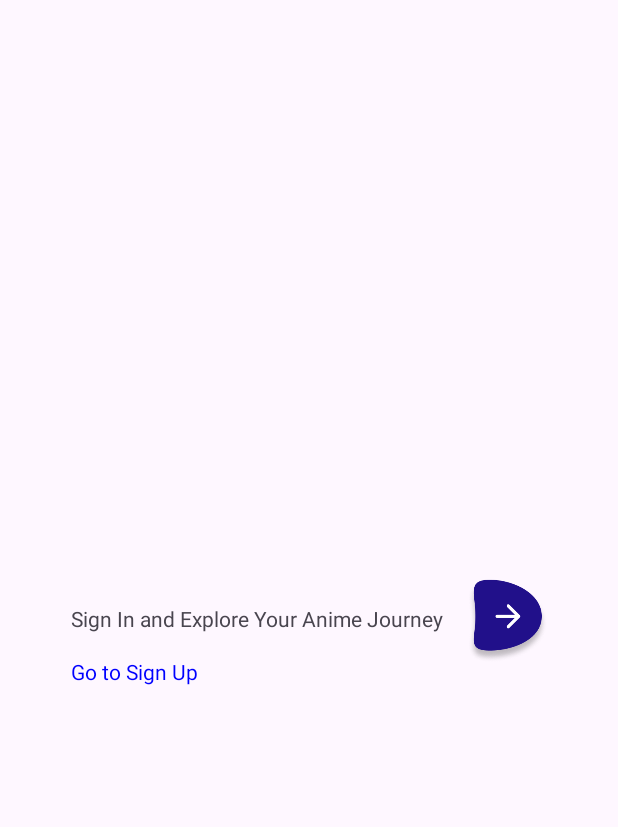
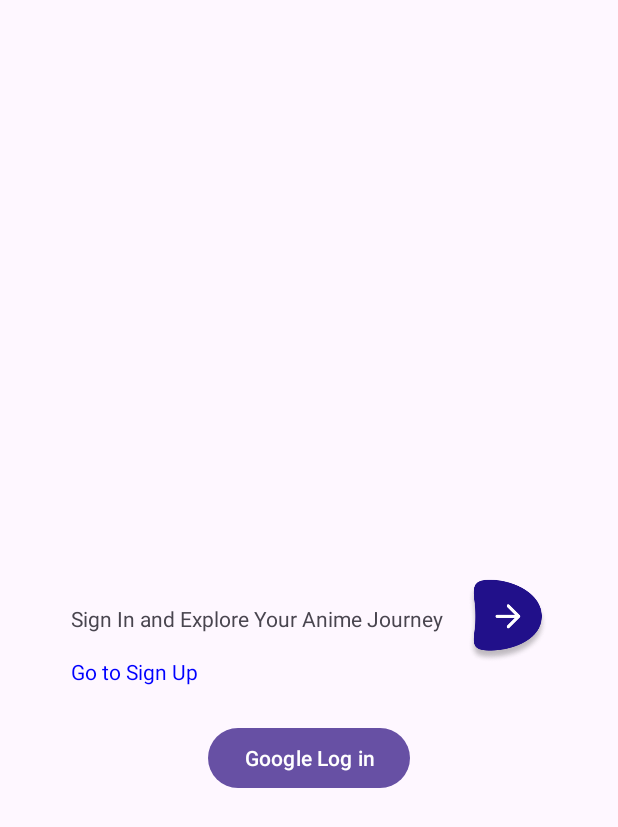
Before and after one commit to LynnT-2003/Lynnime-Animelist, an Android app: the SignInFragment screen opened through its navigation route, on a phone screen of 412 x 824 dp. Shown: the top 827 px of the screen. Run offline under Robolectric (Android 15) with nearby library versions, the phone set to English and light mode, and no system bars; our stand-ins replace Firebase (no records; nobody signed in at launch, a user with empty details on screens opened directly); 1 statement that could not run was skipped.

Commit message:
Feat: Implemented Google Sign-In Authentication w/ some minor UI updates.

```diff
--- a/app/build.gradle.kts
+++ b/app/build.gradle.kts
@@ -80,3 +80,5 @@ dependencies {
 
 
 }
+
+apply(plugin = "com.google.gms.google-services")
--- a/app/src/main/java/com/example/lynnime/fragments/OnboardingFragment.kt
+++ b/app/src/main/java/com/example/lynnime/fragments/OnboardingFragment.kt
@@ -11,28 +11,63 @@ import androidx.navigation.NavController
 import androidx.navigation.Navigation
 import com.example.lynnime.R
 import com.example.lynnime.databinding.FragmentOnboardingBinding
+import com.google.android.gms.auth.api.signin.GoogleSignIn
+import com.google.android.gms.auth.api.signin.GoogleSignInClient
+import com.google.android.gms.auth.api.signin.GoogleSignInOptions
+import com.google.firebase.auth.FirebaseAuth
 
 class OnboardingFragment : Fragment() {
 
     private lateinit var navControl: NavController
     private lateinit var binding: FragmentOnboardingBinding
 
+    // GAuth
+    private lateinit var mGoogleSignInClient: GoogleSignInClient
+    private lateinit var auth: FirebaseAuth
+
     override fun onCreateView(
         inflater: LayoutInflater, container: ViewGroup?,
         savedInstanceState: Bundle?
     ): View? {
         // Inflate the layout for this fragment
-        return inflater.inflate(R.layout.fragment_onboarding, container, false)
+        binding = FragmentOnboardingBinding.inflate(inflater, container, false)
+        return binding.root
     }
 
     override fun onViewCreated(view: View, savedInstanceState: Bundle?) {
         super.onViewCreated(view, savedInstanceState)
 
+        auth = FirebaseAuth.getInstance()
+
+        // Configure Google Sign-In
+        val gso = GoogleSignInOptions.Builder(GoogleSignInOptions.DEFAULT_SIGN_IN)
+            .requestIdToken("816051741160-ldep1jfcoe47eqanbqfd4m3ruvg62akn.apps.googleusercontent.com")
+            .requestEmail()
+            .build()
+
+        mGoogleSignInClient = GoogleSignIn.getClient(requireActivity(), gso)
+
         navControl = Navigation.findNavController(view)
 
-        Handler(Looper.myLooper()!!).postDelayed(Runnable {
+        checkCurrentUser()
+    }
+
+    private fun checkCurrentUser() {
+        val currentUser = auth.currentUser
+        if (currentUser != null) {
+
+            Handler(Looper.myLooper()!!).postDelayed(Runnable {
 //            navControl.navigate(R.id.action_onboardingFragment_to_signInFragment)
-            navControl.navigate(R.id.action_onboardingFragment_to_carouselFragment)
-        }, 2000)
+                navControl.navigate(R.id.action_onboardingFragment_to_homeFragment)
+            }, 2000)
+        } else {
+            // User is not signed in, stay on the onboarding screen or navigate to sign-in screen
+
+
+            Handler(Looper.myLooper()!!).postDelayed(Runnable {
+//            navControl.navigate(R.id.action_onboardingFragment_to_signInFragment)
+                navControl.navigate(R.id.action_onboardingFragment_to_carouselFragment)
+            }, 2000)
+        }
     }
 }
--- a/app/src/main/java/com/example/lynnime/fragments/SignInFragment.kt
+++ b/app/src/main/java/com/example/lynnime/fragments/SignInFragment.kt
@@ -1,48 +1,104 @@
 package com.example.lynnime.fragments
 
+import android.content.Intent
 import android.os.Bundle
-import androidx.fragment.app.Fragment
+import android.util.Log
 import android.view.LayoutInflater
 import android.view.View
 import android.view.ViewGroup
+import androidx.activity.result.ActivityResultLauncher
+import androidx.activity.result.contract.ActivityResultContracts
+import androidx.appcompat.app.AppCompatActivity
+import androidx.fragment.app.Fragment
 import androidx.navigation.NavController
 import androidx.navigation.Navigation
+import androidx.navigation.fragment.findNavController
 import com.example.lynnime.R
 import com.example.lynnime.databinding.FragmentSignInBinding
-
+import com.google.android.gms.auth.api.signin.GoogleSignIn
+import com.google.android.gms.auth.api.signin.GoogleSignInClient
+import com.google.android.gms.auth.api.signin.GoogleSignInOptions
+import com.google.android.gms.common.api.ApiException
+import com.google.firebase.auth.FirebaseAuth
+import com.google.firebase.auth.GoogleAuthProvider
 
 class SignInFragment : Fragment() {
 
+    private lateinit var binding: FragmentSignInBinding
     private lateinit var navControl: NavController
-    private lateinit var binding: FragmentSignInBinding
+    private lateinit var googleSignInClient: GoogleSignInClient
+    private lateinit var auth: FirebaseAuth
 
-    override fun onCreateView(
-        inflater: LayoutInflater, container: ViewGroup?,
-        savedInstanceState: Bundle?
-    ): View? {
-        // Inflate the layout for this fragment
+    private lateinit var googleSignInLauncher: ActivityResultLauncher<Intent>
+
+
+    override fun onCreateView(inflater: LayoutInflater, container: ViewGroup?, savedInstanceState: Bundle?): View {
         binding = FragmentSignInBinding.inflate(inflater, container, false)
         return binding.root
     }
 
     override fun onViewCreated(view: View, savedInstanceState: Bundle?) {
         super.onViewCreated(view, savedInstanceState)
-        init(view)
-        registerEvents()
-    }
+        auth = FirebaseAuth.getInstance()
 
-    private fun init(view: View) {
         navControl = Navigation.findNavController(view)
-    }
 
-    private fun registerEvents() {
+        // Configure Google Sign-In
+        val gso = GoogleSignInOptions.Builder(GoogleSignInOptions.DEFAULT_SIGN_IN)
+//            .requestIdToken("816051741160-ldep1jfcoe47eqanbqfd4m3ruvg62akn.apps.googleusercontent.com")
+            .requestIdToken(getString(R.string.default_web_client_id))
+            .requestEmail()
+            .build()
+
+        googleSignInClient = GoogleSignIn.getClient(requireActivity(), gso)
+
+        binding.btnGoogleSignIn.setOnClickListener {
+            signIn()
+        }
+
         binding.btnSignInToHome.setOnClickListener {
             navControl.navigate(R.id.action_signInFragment_to_homeFragment)
         }
 
-        binding.textViewSignIn.setOnClickListener {
+        binding.textViewSignUp.setOnClickListener {
             navControl.navigate(R.id.action_signInFragment_to_signUpFragment)
+        }
+
+        googleSignInLauncher = registerForActivityResult(ActivityResultContracts.StartActivityForResult()) { result ->
+            if (result.resultCode == AppCompatActivity.RESULT_OK) {
+                val task = GoogleSignIn.getSignedInAccountFromIntent(result.data)
+                try {
+                    val account = task.getResult(ApiException::class.java)
+                    firebaseAuthWithGoogle(account.idToken!!)
+                } catch (e: ApiException) {
+                    Log.e("SignInFragment", "Google sign-in failed", e)
+                }
+            } else {
+                Log.e("SignInFragment", "Google sign-in intent failed with result code: ${result.resultCode}")
+            }
+        }
+
+
+    }
+
+    private fun signIn() {
+        val signInIntent = googleSignInClient.signInIntent
+        googleSignInLauncher.launch(signInIntent)
+    }
+
+    private fun firebaseAuthWithGoogle(idToken: String) {
+        val credential = GoogleAuthProvider.getCredential(idToken, null)
+        auth.signInWithCredential(credential).addOnCompleteListener(requireActivity()) { task ->
+            if (task.isSuccessful) {
+                // Sign in success, navigate to HomeFragment
+                findNavController().navigate(R.id.action_signInFragment_to_homeFragment)
+            } else {
+                findNavController().navigate(R.id.action_signInFragment_to_signUpFragment)
+            }
         }
     }
 
+    companion object {
+        private const val RC_SIGN_IN = 9001
+    }
 }
--- a/app/src/main/res/layout/fragment_sign_in.xml
+++ b/app/src/main/res/layout/fragment_sign_in.xml
@@ -28,7 +28,7 @@
         app:layout_constraintTop_toBottomOf="@id/tv1"/>
 
     <TextView
-        android:id="@+id/textViewSignIn"
+        android:id="@+id/textViewSignUp"
         android:layout_width="wrap_content"
         android:layout_height="wrap_content"
         android:text="Go to Sign Up"
@@ -37,4 +37,14 @@
         app:layout_constraintTop_toBottomOf="@id/tv1"
         android:layout_marginTop="16dp"/>
 
+    <Button
+        android:id="@+id/btnGoogleSignIn"
+        android:layout_width="wrap_content"
+        android:layout_height="wrap_content"
+        android:layout_marginTop="24dp"
+        android:text="Google Log in"
+        app:layout_constraintStart_toStartOf="parent"
+        app:layout_constraintEnd_toEndOf="parent"
+        app:layout_constraintTop_toBottomOf="@id/textViewSignUp"/>
+
 </androidx.constraintlayout.widget.ConstraintLayout>
--- a/app/src/main/res/navigation/nav_graph.xml
+++ b/app/src/main/res/navigation/nav_graph.xml
@@ -16,6 +16,9 @@
         <action
             android:id="@+id/action_onboardingFragment_to_carouselFragment"
             app:destination="@id/carouselFragment" />
+        <action
+            android:id="@+id/action_onboardingFragment_to_homeFragment"
+            app:destination="@id/homeFragment" />
     </fragment>
     <fragment
         android:id="@+id/signUpFragment"
@@ -53,7 +56,11 @@
     <fragment
         android:id="@+id/movieDetailsFragment"
         android:name="com.example.lynnime.fragments.MovieDetailsFragment"
-        android:label="MovieDetailsFragment" />
+        android:label="MovieDetailsFragment" >
+        <action
+            android:id="@+id/action_movieDetailsFragment_to_homeFragment"
+            app:destination="@id/homeFragment" />
+    </fragment>
     <fragment
         android:id="@+id/carouselFragment"
         android:name="CarouselFragment"
--- a/app/src/main/res/values/colors.xml
+++ b/app/src/main/res/values/colors.xml
@@ -5,7 +5,10 @@
     <color name="blue">#FF0000FF</color>
     <color name="gray">#FFAAAAAA</color>
 
-    <color name="background">#F0F4F3</color>
+    <color name="background">#FFD1E3</color>
+    <color name="bg2">#A367B1</color>
+    <color name="bg3">#5D3587</color>
+    <color name="bg4">#392467</color>
     <color name="buttontext">#50C2C9</color>
 
     <color name="google_blue">#459DE4</color>
```
Also changed, not shown: app/src/main/java/com/example/lynnime/fragments/MovieDetailsFragment.kt (+8 -1 lines), app/src/main/res/layout/fragment_home.xml (+4 -5 lines), app/src/main/res/layout/item_horror_movie.xml (+5 -2 lines).
